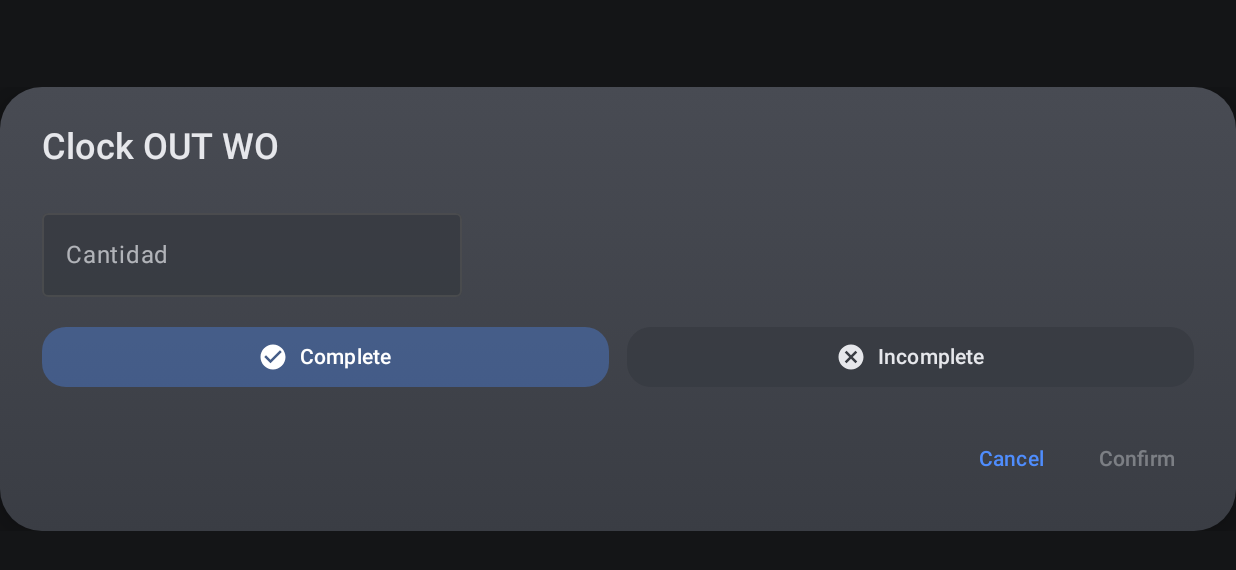
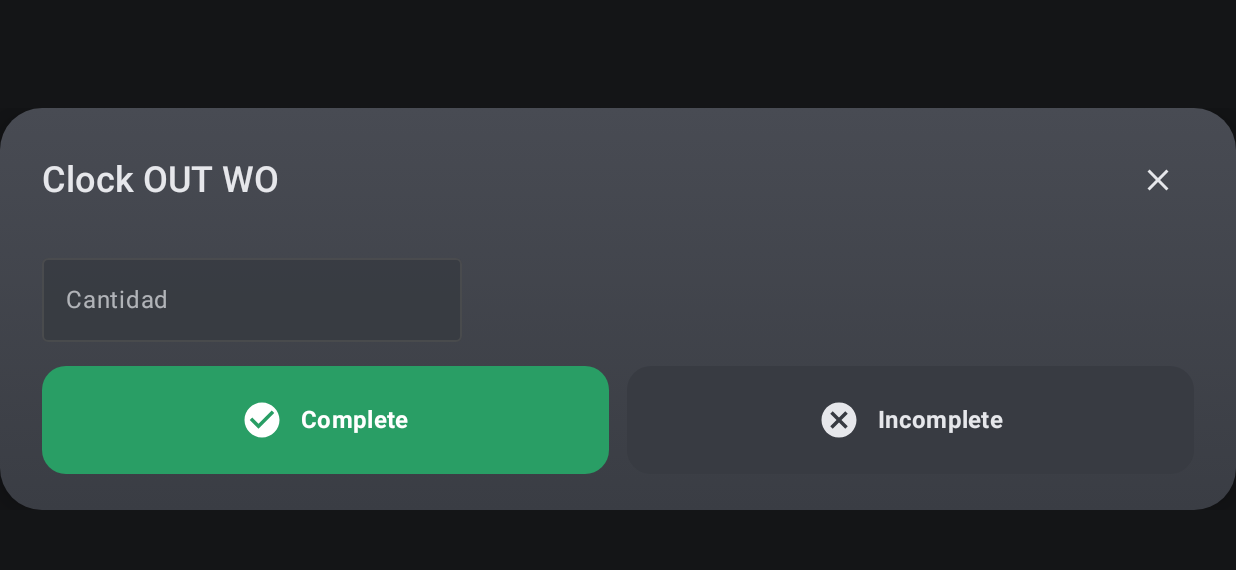
Before and after one commit to reybeld94/terminal_all, an Android app built with Jetpack Compose: the composable ClockOutDialog shown on its own in the app's theme, after a tap on "Complete", on a phone screen of 824 x 412 dp (held sideways). Shown: the top 570 px of the screen. Run offline under Robolectric (Android 15) with nearby library versions, the phone set to English and light mode, and no system bars.

Commit message:
Refine clock out dialog actions

```diff
--- a/Terminal/app/src/main/java/com/example/terminal/ui/workorders/ClockOutDialog.kt
+++ b/Terminal/app/src/main/java/com/example/terminal/ui/workorders/ClockOutDialog.kt
@@ -7,6 +7,7 @@ import androidx.compose.foundation.layout.Column
 import androidx.compose.foundation.layout.Row
 import androidx.compose.foundation.layout.Spacer
 import androidx.compose.foundation.layout.fillMaxWidth
+import androidx.compose.foundation.layout.height
 import androidx.compose.foundation.layout.padding
 import androidx.compose.foundation.layout.size
 import androidx.compose.foundation.layout.width
@@ -14,20 +15,22 @@ import androidx.compose.foundation.shape.RoundedCornerShape
 import androidx.compose.foundation.text.KeyboardOptions
 import androidx.compose.material.icons.Icons
 import androidx.compose.material.icons.filled.Cancel
+import androidx.compose.material.icons.filled.Close
 import androidx.compose.material.icons.filled.CheckCircle
 import androidx.compose.material3.Button
 import androidx.compose.material3.ButtonDefaults
+import androidx.compose.material3.IconButton
 import androidx.compose.material3.MaterialTheme
 import androidx.compose.material3.OutlinedTextField
 import androidx.compose.material3.OutlinedTextFieldDefaults
 import androidx.compose.material3.Surface
 import androidx.compose.material3.Text
-import androidx.compose.material3.TextButton
 import androidx.compose.runtime.Composable
 import androidx.compose.runtime.getValue
 import androidx.compose.runtime.mutableStateOf
 import androidx.compose.runtime.saveable.rememberSaveable
 import androidx.compose.runtime.setValue
+import androidx.compose.ui.Alignment
 import androidx.compose.ui.Modifier
 import androidx.compose.ui.graphics.Brush
 import androidx.compose.ui.graphics.Color
@@ -39,6 +42,7 @@ import androidx.compose.ui.window.Dialog
 import com.example.terminal.data.network.ClockOutStatus
 import com.example.terminal.ui.theme.TerminalKeypadBackground
 import com.example.terminal.ui.theme.TerminalKeypadButton
+import com.example.terminal.ui.theme.TerminalKeypadEnter
 
 @Composable
 fun ClockOutDialog(
@@ -70,11 +74,24 @@ fun ClockOutDialog(
                     modifier = Modifier.fillMaxWidth(),
                     verticalArrangement = Arrangement.spacedBy(20.dp)
                 ) {
-                    Text(
-                        text = "Clock OUT WO",
-                        style = MaterialTheme.typography.headlineSmall.copy(fontWeight = FontWeight.SemiBold),
-                        color = MaterialTheme.colorScheme.onSurfaceVariant
-                    )
+                    Row(
+                        modifier = Modifier.fillMaxWidth(),
+                        horizontalArrangement = Arrangement.SpaceBetween,
+                        verticalAlignment = Alignment.CenterVertically
+                    ) {
+                        Text(
+                            text = "Clock OUT WO",
+                            style = MaterialTheme.typography.headlineSmall.copy(fontWeight = FontWeight.SemiBold),
+                            color = MaterialTheme.colorScheme.onSurfaceVariant
+                        )
+                        IconButton(onClick = onDismiss) {
+                            androidx.compose.material3.Icon(
+                                imageVector = Icons.Filled.Close,
+                                contentDescription = "Cerrar",
+                                tint = MaterialTheme.colorScheme.onSurfaceVariant
+                            )
+                        }
+                    }
 
                     Column(verticalArrangement = Arrangement.spacedBy(16.dp)) {
                         OutlinedTextField(
@@ -99,24 +116,13 @@ fun ClockOutDialog(
 
                         StatusButtons(
                             selectedStatus = selectedStatus,
-                            onStatusSelected = { status -> selectedStatus = status }
+                            onStatusSelected = { status ->
+                                selectedStatus = status
+                                if (qty.isNotBlank()) {
+                                    onConfirm(qty, status)
+                                }
+                            }
                         )
-                    }
-
-                    Row(
-                        modifier = Modifier.fillMaxWidth(),
-                        horizontalArrangement = Arrangement.End
-                    ) {
-                        TextButton(onClick = onDismiss) {
-                            Text(text = "Cancel")
-                        }
-                        Spacer(modifier = Modifier.width(12.dp))
-                        TextButton(
-                            onClick = { onConfirm(qty, selectedStatus) },
-                            enabled = qty.isNotBlank()
-                        ) {
-                            Text(text = "Confirm")
-                        }
                     }
                 }
             }
@@ -160,9 +166,9 @@ private fun StatusButton(
     onClick: () -> Unit
 ) {
     val containerColor = if (isSelected) {
-        MaterialTheme.colorScheme.primary.copy(alpha = 0.35f)
+        TerminalKeypadEnter
     } else {
-        MaterialTheme.colorScheme.surface.copy(alpha = 0.85f)
+        MaterialTheme.colorScheme.surface.copy(alpha = 0.9f)
     }
     val contentColor = if (isSelected) {
         MaterialTheme.colorScheme.onPrimary
@@ -170,7 +176,7 @@ private fun StatusButton(
         MaterialTheme.colorScheme.onSurfaceVariant
     }
     Button(
-        modifier = modifier,
+        modifier = modifier.height(72.dp),
         onClick = onClick,
         colors = ButtonDefaults.buttonColors(
             containerColor = containerColor,
@@ -183,12 +189,12 @@ private fun StatusButton(
         androidx.compose.material3.Icon(
             imageVector = icon,
             contentDescription = null,
-            modifier = Modifier.size(20.dp)
+            modifier = Modifier.size(28.dp)
         )
-        Spacer(modifier = Modifier.width(8.dp))
+        Spacer(modifier = Modifier.width(12.dp))
         Text(
             text = label,
-            style = MaterialTheme.typography.labelLarge.copy(fontWeight = FontWeight.SemiBold)
+            style = MaterialTheme.typography.titleMedium.copy(fontWeight = FontWeight.Bold)
         )
     }
 }
```
